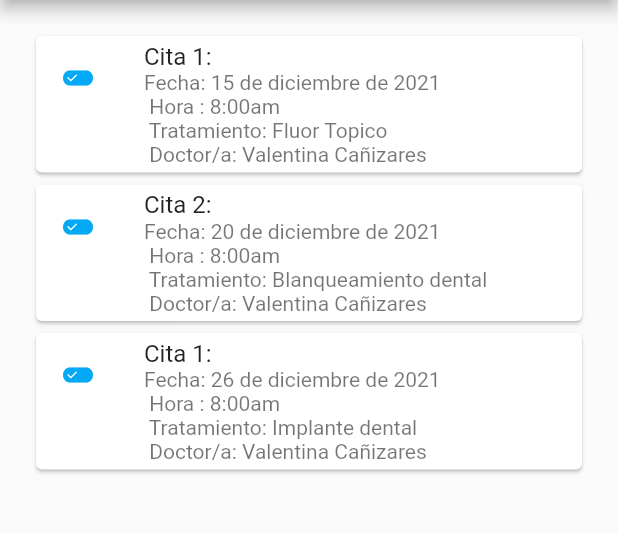
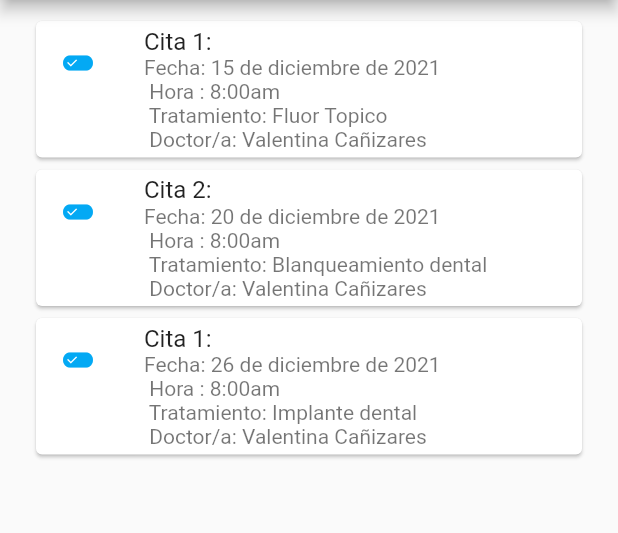
Before and after one commit to Lennimbt/Clinica, a Flutter app: the citas screen opened directly, on a phone screen of 412 x 824 dp, the part 84-617 px from its top. Run offline on Flutter 3.47's test engine with Material 2 defaults, Android fonts, the phone set to English and light mode, and no system bars.

Commit message:
clinica2

```diff
--- a/lib/operaciones/citas.dart
+++ b/lib/operaciones/citas.dart
@@ -10,7 +10,7 @@ class citas extends StatelessWidget {
           title: Text('Citas y agendamiento'),
         ),
         body: SingleChildScrollView(
-          padding: EdgeInsets.all(20),
+          padding: EdgeInsets.symmetric(horizontal: 20,vertical: 10),
           child:
           card(),
         ));
--- a/lib/operaciones/pagos.dart
+++ b/lib/operaciones/pagos.dart
@@ -10,7 +10,7 @@ class pagos extends StatelessWidget {
           title: Text('Citas y agendamiento'),
         ),
         body: SingleChildScrollView(
-          padding: EdgeInsets.all(20),
+          padding: EdgeInsets.symmetric(horizontal: 20,vertical: 10),
           child:
           card(),
         ));
```
